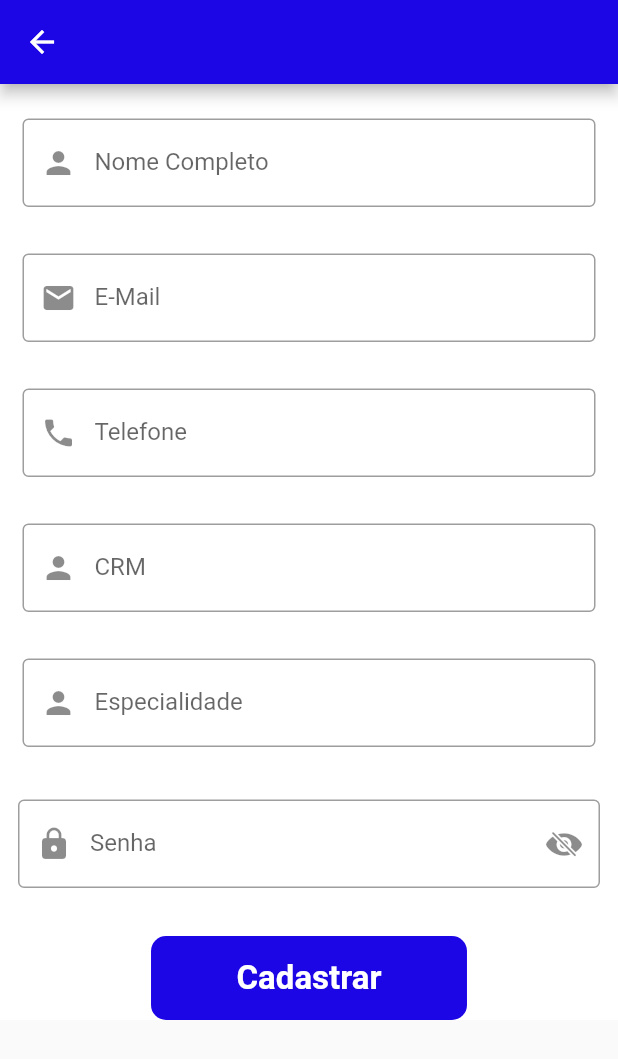
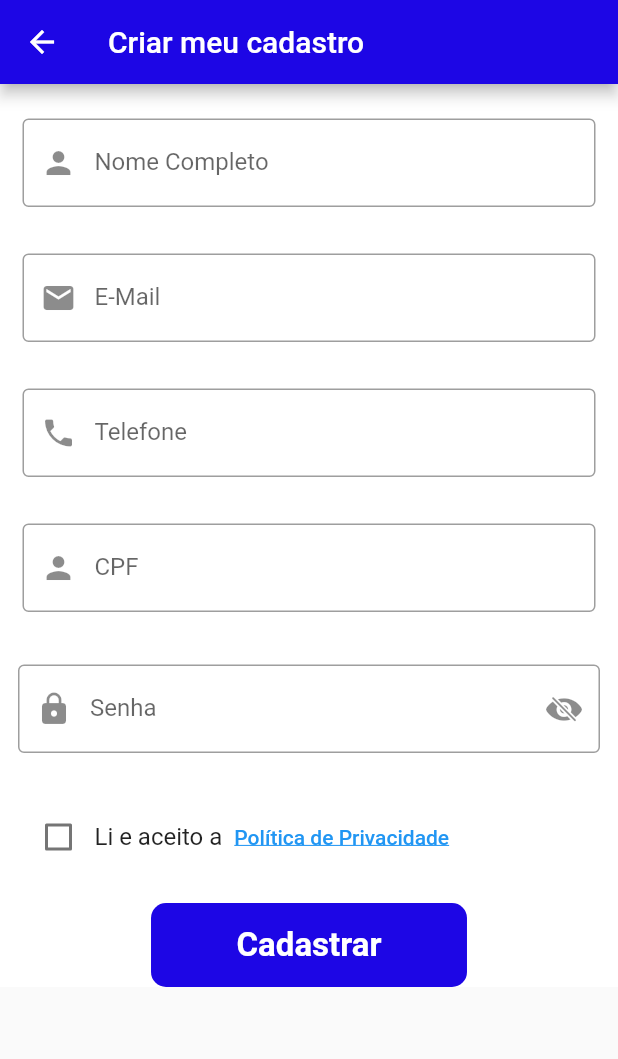
Before and after one commit to LarissaMBrito/project_tcc_agenda, a Flutter app: the SignUpMedScreen screen opened directly, on a phone screen of 412 x 824 dp. Shown: the top 1059 px of the screen. Run offline on Flutter 3.47's test engine with Material 2 defaults, Android fonts, the phone set to English and light mode, and no system bars; our stand-ins replace firebase_auth, firebase_core, table_calendar; accounts and stored records are empty; network calls fail.

Commit message:
ajustes AppBar

```diff
--- /dev/null
+++ b/lib/screnns/signupatient_screen.dart
@@ -0,0 +1,222 @@
+import 'package:firebase_auth/firebase_auth.dart';
+import 'package:flutter/cupertino.dart';
+import 'package:flutter/material.dart';
+import 'package:project_tcc_agend/screnns/terms_use_screen.dart';
+import 'login_screen.dart';
+
+class SignUpMedScreen extends StatefulWidget {
+  @override
+  State<SignUpMedScreen> createState() => _SignUpMedScreenState();
+}
+
+class _SignUpMedScreenState extends State<SignUpMedScreen> {
+  bool passToggle = true;
+  bool _isConsentGiven = false;
+
+  final _nomeControoler = TextEditingController();
+  final _emailControler = TextEditingController();
+  final _telefoneControoler = TextEditingController();
+  final _crmControoler = TextEditingController();
+  final _senhaControoler = TextEditingController();
+  final _firebaseAuth = FirebaseAuth.instance;
+
+  @override
+  Widget build(BuildContext context) {
+    var textField = TextField(
+      controller: _nomeControoler,
+      decoration: InputDecoration(
+        labelText: "Nome Completo",
+        border: OutlineInputBorder(),
+        prefixIcon: Icon(Icons.person),
+      ),
+    );
+    return Scaffold(
+      appBar: AppBar(
+        title: Text('Criar meu cadastro'),
+        backgroundColor: Color.fromARGB(255, 29, 6, 229),
+      ),
+      body: Container(
+        color: Colors.white,
+        child: SingleChildScrollView(
+          child: SafeArea(
+            child: Column(
+              children: [
+                SizedBox(height: 15),
+                Padding(
+                  padding: EdgeInsets.symmetric(vertical: 8, horizontal: 15),
+                  child: textField,
+                ),
+                SizedBox(height: 15),
+                Padding(
+                  padding: EdgeInsets.symmetric(vertical: 8, horizontal: 15),
+                  child: TextField(
+                    controller: _emailControler,
+                    decoration: InputDecoration(
+                      labelText: "E-Mail",
+                      border: OutlineInputBorder(),
+                      prefixIcon: Icon(Icons.email),
+                    ),
+                  ),
+                ),
+                SizedBox(height: 15),
+                Padding(
+                  padding: EdgeInsets.symmetric(vertical: 8, horizontal: 15),
+                  child: TextField(
+                    controller: _telefoneControoler,
+                    decoration: InputDecoration(
+                      labelText: "Telefone",
+                      border: OutlineInputBorder(),
+                      prefixIcon: Icon(Icons.phone),
+                    ),
+                  ),
+                ),
+                SizedBox(height: 15),
+                Padding(
+                  padding: EdgeInsets.symmetric(vertical: 8, horizontal: 15),
+                  child: TextField(
+                    controller: _crmControoler,
+                    decoration: InputDecoration(
+                      labelText: "CPF",
+                      border: OutlineInputBorder(),
+                      prefixIcon: Icon(Icons.person),
+                    ),
+                  ),
+                ),
+                SizedBox(height: 15),
+                Padding(
+                  padding: EdgeInsets.all(12),
+                  child: TextField(
+                    controller: _senhaControoler,
+                    obscureText: passToggle,
+                    decoration: InputDecoration(
+                      border: OutlineInputBorder(),
+                      labelText: "Senha",
+                      prefixIcon: Icon(Icons.lock),
+                      suffixIcon: InkWell(
+                        onTap: () {
+                          setState(() {
+                            passToggle = !passToggle;
+                          });
+                        },
+                        child: Icon(
+                          passToggle
+                              ? CupertinoIcons.eye_slash_fill
+                              : CupertinoIcons.eye_fill,
+                        ),
+                      ),
+                    ),
+                  ),
+                ),
+                SizedBox(height: 20),
+                Padding(
+                  padding: EdgeInsets.symmetric(horizontal: 15),
+                  child: Row(
+                    crossAxisAlignment: CrossAxisAlignment
+                        .center, // Alinha o conteúdo ao centro verticalmente
+                    children: [
+                      Checkbox(
+                        value: _isConsentGiven,
+                        onChanged: (value) {
+                          setState(() {
+                            _isConsentGiven = value ?? false;
+                          });
+                        },
+                      ),
+                      Text(
+                        'Li e aceito a',
+                        style: TextStyle(fontSize: 16),
+                      ),
+                      TextButton(
+                        // Usamos TextButton em vez de Expanded
+                        onPressed: () {
+                          Navigator.push<bool>(
+                            context,
+                            MaterialPageRoute(
+                              builder: (context) => TermsOfUseScreen(),
+                            ),
+                          ).then((isConsentGiven) {
+                            if (isConsentGiven == true) {
+                              setState(() {
+                                _isConsentGiven = true;
+                              });
+                            }
+                          });
+                        },
+                        child: Text(
+                          'Política de Privacidade',
+                          style: TextStyle(
+                            color: Colors.blue,
+                            decoration: TextDecoration.underline,
+                          ),
+                        ),
+                      ),
+                    ],
+                  ),
+                ),
+                SizedBox(height: 20),
+                Material(
+                  color: Color.fromARGB(255, 29, 6, 229),
+                  borderRadius: BorderRadius.circular(10),
+                  child: InkWell(
+                    onTap: () {
+                      if (_isConsentGiven) {
+                        cadastrar();
+                        Navigator.push(
+                          context,
+                          MaterialPageRoute(
+                            builder: (context) => LoginScreen(),
+                          ),
+                        );
+                      } else {
+                        ScaffoldMessenger.of(context).showSnackBar(
+                          SnackBar(
+                            content: Text(
+                                'Por favor, aceite os termos de uso e política de privacidade.'),
+                            backgroundColor: Colors.redAccent,
+                          ),
+                        );
+                      }
+                    },
+                    child: Padding(
+                      padding:
+                          EdgeInsets.symmetric(vertical: 15, horizontal: 57),
+                      child: Text(
+                        "Cadastrar",
+                        style: TextStyle(
+                          color: Colors.white,
+                          fontSize: 22,
+                          fontWeight: FontWeight.bold,
+                        ),
+                      ),
+                    ),
+                  ),
+                ),
+              ],
+            ),
+          ),
+        ),
+      ),
+    );
+  }
+
+  cadastrar() async {
+    try {
+      UserCredential userCredential =
+          await _firebaseAuth.createUserWithEmailAndPassword(
+              email: _emailControler.text, password: _senhaControoler.text);
+      userCredential.user!.updateDisplayName(_nomeControoler.text);
+    } on FirebaseAuthException catch (e) {
+      if (e.code == 'weak-password') {
+        ScaffoldMessenger.of(context).showSnackBar(const SnackBar(
+          content: Text('Crie uma senha mais forte'),
+          backgroundColor: Colors.redAccent,
+        ));
+      } else if (e.code == 'email-already-in-use') {
+        ScaffoldMessenger.of(context).showSnackBar(const SnackBar(
+          content: Text('Este e-mail já foi cadastrado'),
+          backgroundColor: Colors.redAccent,
+        ));
+      }
+    }
+  }
+}
--- a/lib/screnns/signupmed_screen.dart
+++ /dev/null
@@ -1,178 +0,0 @@
-import 'package:firebase_auth/firebase_auth.dart';
-import 'package:flutter/cupertino.dart';
-import 'package:flutter/material.dart';
-import 'login_screen.dart';
-
-class SignUpMedScreen extends StatefulWidget {
-  @override
-  State<SignUpMedScreen> createState() => _SignUpMedScreenState();
-}
-
-class _SignUpMedScreenState extends State<SignUpMedScreen> {
-  bool passToggle = true;
-
-  final _nomeControoler = TextEditingController();
-  final _emailControler = TextEditingController();
-  final _telefoneControoler = TextEditingController();
-  final _crmControoler = TextEditingController();
-  final _EspecialidadeControoler = TextEditingController();
-  final _senhaControoler = TextEditingController();
-  final _firebaseAuth = FirebaseAuth.instance;
-
-  @override
-  Widget build(BuildContext context) {
-    var textField = TextField(
-      controller: _nomeControoler,
-      decoration: InputDecoration(
-        labelText: "Nome Completo",
-        border: OutlineInputBorder(),
-        prefixIcon: Icon(Icons.person),
-      ),
-    );
-    return Scaffold(
-        appBar: AppBar(
-          backgroundColor: Color.fromARGB(255, 29, 6, 229),
-        ),
-        body: Container(
-            color: Colors.white,
-            child: SingleChildScrollView(
-              child: SafeArea(
-                child: Column(
-                  children: [
-                    SizedBox(height: 15),
-                    Padding(
-                      padding:
-                          EdgeInsets.symmetric(vertical: 8, horizontal: 15),
-                      child: textField,
-                    ),
-                    SizedBox(height: 15),
-                    Padding(
-                      padding:
-                          EdgeInsets.symmetric(vertical: 8, horizontal: 15),
-                      child: TextField(
-                        controller: _emailControler,
-                        decoration: InputDecoration(
-                          labelText: "E-Mail",
-                          border: OutlineInputBorder(),
-                          prefixIcon: Icon(Icons.email),
-                        ),
-                      ),
-                    ),
-                    SizedBox(height: 15),
-                    Padding(
-                      padding:
-                          EdgeInsets.symmetric(vertical: 8, horizontal: 15),
-                      child: TextField(
-                        controller: _telefoneControoler,
-                        decoration: InputDecoration(
-                          labelText: "Telefone",
-                          border: OutlineInputBorder(),
-                          prefixIcon: Icon(Icons.phone),
-                        ),
-                      ),
-                    ),
-                    SizedBox(height: 15),
-                    Padding(
-                      padding:
-                          EdgeInsets.symmetric(vertical: 8, horizontal: 15),
-                      child: TextField(
-                        controller: _crmControoler,
-                        decoration: InputDecoration(
-                            labelText: "CRM",
-                            border: OutlineInputBorder(),
-                            prefixIcon: Icon(Icons.person)),
-                      ),
-                    ),
-                    SizedBox(height: 15),
-                    Padding(
-                      padding:
-                          EdgeInsets.symmetric(vertical: 8, horizontal: 15),
-                      child: TextField(
-                        controller: _EspecialidadeControoler,
-                        decoration: InputDecoration(
-                          labelText: "Especialidade",
-                          border: OutlineInputBorder(),
-                          prefixIcon: Icon(Icons.person),
-                        ),
-                      ),
-                    ),
-                    SizedBox(height: 15),
-                    Padding(
-                      padding: EdgeInsets.all(12),
-                      child: TextField(
-                        controller: _senhaControoler,
-                        obscureText: passToggle,
-                        decoration: InputDecoration(
-                          border: OutlineInputBorder(),
-                          labelText: "Senha",
-                          prefixIcon: Icon(Icons.lock),
-                          suffixIcon: InkWell(
-                            onTap: () {
-                              setState(() {
-                                passToggle = !passToggle;
-                              });
-                            },
-                            child: Icon(
-                              passToggle
-                                  ? CupertinoIcons.eye_slash_fill
-                                  : CupertinoIcons.eye_fill,
-                            ),
-                          ),
-                        ),
-                      ),
-                    ),
-                    SizedBox(height: 20),
-                    Material(
-                      color: Color.fromARGB(255, 29, 6, 229),
-                      borderRadius: BorderRadius.circular(10),
-                      child: InkWell(
-                        onTap: () {
-                          cadastrar();
-                          Navigator.push(
-                            context,
-                            MaterialPageRoute(
-                              builder: (context) => LoginScreen(),
-                            ),
-                          );
-                        },
-                        child: Padding(
-                          padding: EdgeInsets.symmetric(
-                              vertical: 15, horizontal: 57),
-                          child: Text(
-                            "Cadastrar",
-                            style: TextStyle(
-                              color: Colors.white,
-                              fontSize: 22,
-                              fontWeight: FontWeight.bold,
-                            ),
-                          ),
-                        ),
-                      ),
-                    ),
-                  ],
-                ),
-              ),
-            )));
-  }
-
-  cadastrar() async {
-    try {
-      UserCredential userCredential =
-          await _firebaseAuth.createUserWithEmailAndPassword(
-              email: _emailControler.text, password: _senhaControoler.text);
-      userCredential.user!.updateDisplayName(_nomeControoler.text);
-    } on FirebaseAuthException catch (e) {
-      if (e.code == 'week-passaword') {
-        ScaffoldMessenger.of(context).showSnackBar(const SnackBar(
-          content: Text('Crie uma senha mais forte'),
-          backgroundColor: Colors.redAccent,
-        ));
-      } else if (e.code == 'email-already-in-use') {
-        ScaffoldMessenger.of(context).showSnackBar(const SnackBar(
-          content: Text('Este e-mail ja foi cadastrado'),
-          backgroundColor: Colors.redAccent,
-        ));
-      }
-    }
-  }
-}
--- a/lib/screnns/welcome_screen.dart
+++ b/lib/screnns/welcome_screen.dart
@@ -1,5 +1,5 @@
 import 'package:project_tcc_agend/screnns/login_screen.dart';
-import 'package:project_tcc_agend/screnns/signupmed_screen.dart';
+import 'package:project_tcc_agend/screnns/signupatient_screen.dart';
 import 'package:flutter/material.dart';
 
 class WelcomeScreen extends StatelessWidget {
--- a/lib/widgets/navbar_roots.dart
+++ b/lib/widgets/navbar_roots.dart
@@ -19,10 +19,6 @@ class _NavBarRootsState extends State<NavBarRoots> {
   @override
   Widget build(BuildContext context) {
     return Scaffold(
-      appBar: AppBar(
-        backgroundColor: Color.fromARGB(255, 29, 6, 229),
-      ),
-      backgroundColor: Colors.white,
       body: _screens[_selectedIndex],
       bottomNavigationBar: Container(
         height: 80,
```
Also changed, not shown: lib/screnns/home_screen.dart (+24 -1 lines), lib/screnns/login_screen.dart (+35 -16 lines), lib/screnns/schedule_screen.dart (+32 -31 lines), lib/screnns/settings_screen.dart (+11 -10 lines), lib/screnns/terms_use_screen.dart (added, +40 -0 lines).
